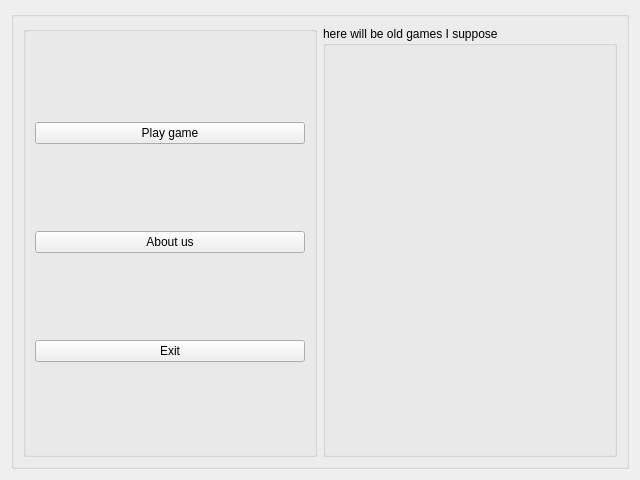
kokhnovich/PaperTown, file src/mainmenu.ui: the form before one commit.
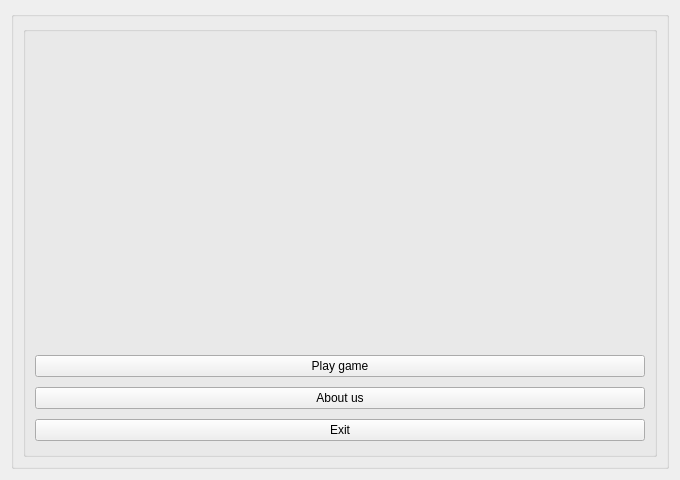
The form after the commit. Icons and pictures are not drawn.

Commit message: add logo to mainmenu

Diff of the .ui file:
```diff
--- a/src/mainmenu.ui
+++ b/src/mainmenu.ui
@@ -6,7 +6,7 @@
    <rect>
     <x>0</x>
     <y>0</y>
-    <width>640</width>
+    <width>680</width>
     <height>480</height>
    </rect>
   </property>
@@ -35,6 +35,22 @@
          <bool>false</bool>
         </property>
         <layout class="QVBoxLayout" name="verticalLayout">
+         <item>
+          <widget class="QLabel" name="label">
+           <property name="maximumSize">
+            <size>
+             <width>16777215</width>
+             <height>300</height>
+            </size>
+           </property>
+           <property name="text">
+            <string/>
+           </property>
+           <property name="pixmap">
+            <pixmap>../img/logo.png</pixmap>
+           </property>
+          </widget>
+         </item>
          <item>
           <widget class="QPushButton" name="StartBtn">
            <property name="text">
@@ -59,13 +75,6 @@
         </layout>
        </widget>
       </item>
-      <item>
-       <widget class="QGroupBox" name="groupBox_3">
-        <property name="title">
-         <string>here will be old games I suppose</string>
-        </property>
-       </widget>
-      </item>
      </layout>
     </widget>
    </item>
```
The commit also changes 4 other files.
